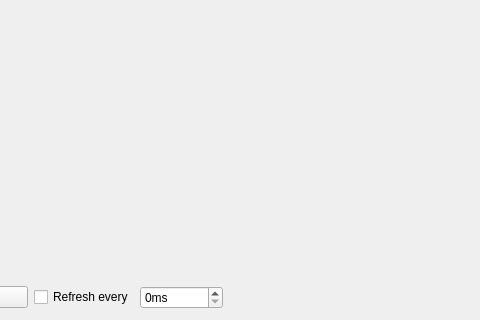
Above: HP54616B/main_window.ui from ignamv/Laboratory before the change; both pictures show x 207 to 687 and y 283 to 603 of the 687 by 603 pixel window. Below: the same form after it.
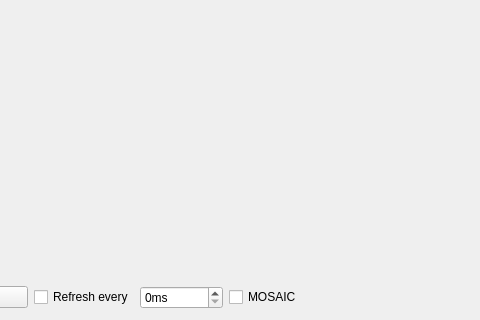
That is the form after the change.

Patch:
```diff
--- a/HP54616B/main_window.ui
+++ b/HP54616B/main_window.ui
@@ -105,6 +105,13 @@
        </property>
       </widget>
      </item>
+     <item>
+      <widget class="QCheckBox" name="checkMosaic">
+       <property name="text">
+        <string>MOSAIC</string>
+       </property>
+      </widget>
+     </item>
      <item>
       <spacer name="horizontalSpacer">
        <property name="orientation">
```
